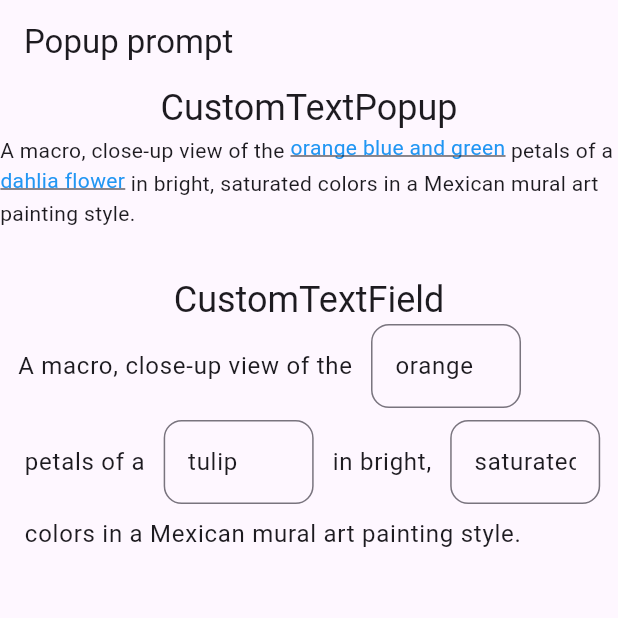
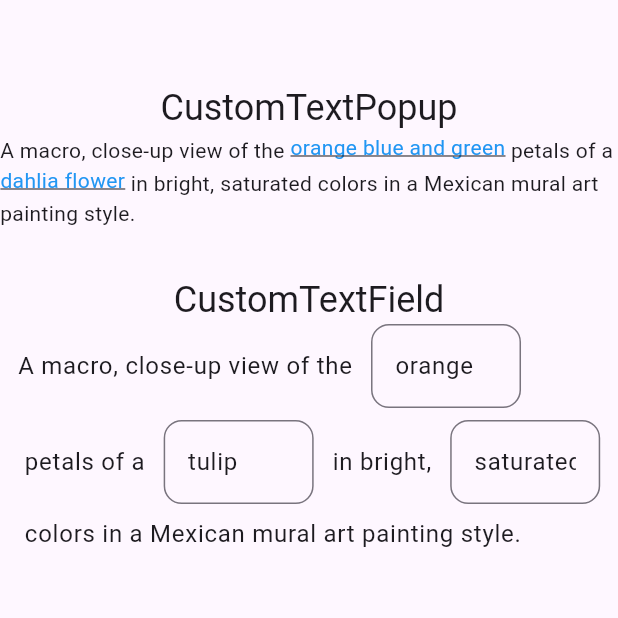
Before and after one commit to anoochit/custom_text_popup, a Flutter app: the screen it shows after launch, on a phone screen of 412 x 824 dp, the top half of it. Run offline on Flutter 3.47's test engine with Material 3 defaults, Android fonts, the phone set to English and light mode, and no system bars.

Commit message:
update screenshot

```diff
--- a/lib/main.dart
+++ b/lib/main.dart
@@ -26,9 +26,7 @@ class _MyAppState extends State<MyApp> {
       home: GestureDetector(
         onTap: () => FocusScope.of(context).requestFocus(FocusNode()),
         child: Scaffold(
-          appBar: AppBar(
-            title: const Text('Popup prompt'),
-          ),
+          appBar: AppBar(),
           body: Column(
             children: [
               Text(
```
Also changed, not shown: 1 other file.
